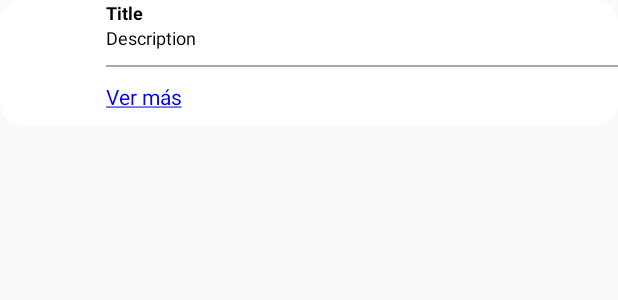
After one commit to EniacsTeam/Recorrido-geologico, an Android app: the layout bonuspack_bubble.xml on its own in the app's theme, with its tools: preview values and no code run, on a phone screen of 412 x 824 dp. The commit adds this screen. Shown: the top 300 px of the screen. Run offline under Robolectric (Android 15) with nearby library versions, the phone set to English and light mode, and no system bars.

Commit message:
Agregada ventana de informacion de marcador

```diff
--- /dev/null
+++ b/app/src/main/res/drawable/prueba.xml
@@ -0,0 +1,18 @@
+<?xml version="1.0" encoding="utf-8"?>
+<selector xmlns:android="http://schemas.android.com/apk/res/android">
+    <item android:state_enabled="true" android:state_focused="true">
+        <shape android:padding="10dp" android:shape="rectangle">
+            <solid android:color="#FFFFFF" />
+            <stroke android:width="2dp" android:color="#FFCE3D" />
+            <corners android:bottomLeftRadius="15dp" android:bottomRightRadius="15dp" android:topLeftRadius="15dp" android:topRightRadius="15dp" />
+        </shape>
+    </item>
+    <item android:state_enabled="true">
+        <shape android:padding="10dp"
+            android:shape="rectangle">
+            <solid android:color="#FFFFFF" />
+            <corners android:bottomLeftRadius="15dp" android:bottomRightRadius="15dp" android:topLeftRadius="15dp" android:topRightRadius="15dp" />
+        </shape>
+    </item>
+
+</selector>
--- /dev/null
+++ b/app/src/main/res/layout/bonuspack_bubble.xml
@@ -0,0 +1,75 @@
+<?xml version="1.0" encoding="UTF-8"?>
+<LinearLayout xmlns:android="http://schemas.android.com/apk/res/android"
+    android:layout_width="wrap_content"
+    android:layout_height="wrap_content"
+    android:orientation="horizontal"
+    android:id="@+id/bonuspack_bubble"
+    android:background="@drawable/prueba" >
+    <ImageView android:id="@+id/bubble_image"
+        android:layout_width="65dp"
+        android:layout_height="65dp"
+        android:paddingLeft="5dp"
+        android:paddingRight="5dp"
+        android:visibility="visible" />
+    <LinearLayout
+        android:layout_width="wrap_content"
+        android:layout_height="wrap_content"
+        android:paddingLeft="5dp"
+        android:orientation="vertical" >
+        <LinearLayout
+            android:layout_width="wrap_content"
+            android:layout_height="wrap_content"
+            android:orientation="horizontal" >
+            <TextView android:id="@+id/bubble_title"
+                android:layout_width="wrap_content"
+                android:layout_height="wrap_content"
+                android:textColor="#000000"
+                android:maxEms="17"
+                android:textStyle="bold"
+                android:textSize="12dp"
+                android:layout_gravity="left"
+                android:layout_weight="1"
+                android:text="Title" />
+            <Button android:id="@+id/bubble_moreinfo"
+                android:background="@drawable/btn_moreinfo"
+                android:visibility="gone"
+                android:layout_width="wrap_content"
+                android:layout_height="wrap_content"
+                android:layout_gravity="right"
+                android:layout_weight="0" />
+        </LinearLayout>
+        <TextView android:id="@+id/bubble_description"
+            android:layout_width="wrap_content"
+            android:layout_height="wrap_content"
+            android:textColor="#000000"
+            android:textSize="12dp"
+            android:paddingRight="10dp"
+            android:maxEms="17"
+            android:text="Description" />
+        <TextView android:id="@+id/bubble_subdescription"
+            android:layout_width="wrap_content"
+            android:layout_height="wrap_content"
+            android:textColor="#000000"
+            android:textSize="10dp"
+            android:maxEms="17"
+            android:text="Address"
+            android:visibility="gone" />
+        <View
+            android:layout_width="wrap_content"
+            android:layout_height="1dp"
+            android:layout_marginTop="10dp"
+            android:paddingBottom="20dp"
+
+            android:id="@+id/linea_centro"
+            android:background="@android:color/darker_gray"/>
+        <TextView
+            android:layout_width="wrap_content"
+            android:layout_height="wrap_content"
+            android:text="@string/ver_mas"
+            android:paddingTop="10dp"
+            android:id="@+id/ver_mas"
+            android:paddingBottom="10dp"
+            android:textColor="#0000EE"
+            />
+    </LinearLayout>
+</LinearLayout>
--- a/app/src/main/res/values/colors.xml
+++ b/app/src/main/res/values/colors.xml
@@ -1,6 +1,16 @@
 <?xml version="1.0" encoding="utf-8"?>
 <resources>
-    <color name="colorPrimary">#3F51B5</color>
-    <color name="colorPrimaryDark">#303F9F</color>
-    <color name="colorAccent">#FF4081</color>
+    <color name="colorPrimary">#f37021</color>
+    <color name="colorPrimaryDark">#f37021</color>
+    <color name="colorAccent">#6dc067</color>
+    <color name="colorPrimaryLigth">#e5b365</color>
+
+
+    <color name="naranja_light">#e5b365</color>
+    <color name="naranja_medium">#f99d1c</color>
+    <color name="naranja_dark">#f37021</color>
+
+    <color name="verde">#8dc63f</color>
+    <color name="celeste">#bad2cd</color>
+    <color name="amarillo">#fdb912</color>
 </resources>
--- a/app/src/main/res/values/strings.xml
+++ b/app/src/main/res/values/strings.xml
@@ -1,4 +1,10 @@
 <resources>
     <string name="app_name">Ruta Murcielago</string>
     <string name="action_settings">Settings</string>
+    <string name="nombre_punto">1. Nombre punto</string>
+    <string name="descripcion_punto"></string>
+    <string name="ver_mas"><u>Ver más</u></string>
+    <string name="aviso_ver_mas">¡Lo sentimos!</string>
+    <string name="aviso_texto">Necesitas estar cerca del punto de interés para poder acceder a más información</string>
+    <string name="aviso_aceptar">Aceptar</string>
 </resources>
--- a/app/src/main/res/values/styles.xml
+++ b/app/src/main/res/values/styles.xml
@@ -3,9 +3,9 @@
     <!-- Base application theme. -->
     <style name="AppTheme" parent="Theme.AppCompat.Light.DarkActionBar">
         <!-- Customize your theme here. -->
-        <item name="colorPrimary">@color/colorPrimary</item>
-        <item name="colorPrimaryDark">@color/colorPrimaryDark</item>
-        <item name="colorAccent">@color/colorAccent</item>
+        <item name="colorPrimary">@color/naranja_medium</item>
+        <item name="colorPrimaryDark">@color/naranja_dark</item>
+        <item name="colorAccent">@color/naranja_light</item>
     </style>
 
     <style name="AppTheme.NoActionBar">
```
Also changed, not shown: app/src/main/AndroidManifest.xml (+11 -1 lines), app/src/main/java/com/eniacs_team/rutamurcielago/MainActivity.java (+131 -2 lines), app/src/main/java/com/eniacs_team/rutamurcielago/Mapa.java (+105 -25 lines), app/src/main/res/layout/dialogo_ver_mas.xml (added, +55 -0 lines), app/src/main/res/drawable-hdpi/info.9.png (added), app/src/main/res/drawable-mdpi/info.9.png (added), app/src/main/res/drawable-xhdpi/info.9.png (added), app/src/main/res/drawable-xxhdpi/info.9.png (added), app/src/main/res/drawable-xxxhdpi/info.9.png (added), 49 other files.
